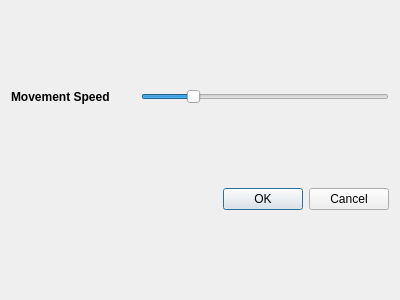
ClockworkOrigins/i6engine, file tools/i6engine-editor/gui/dialogConfig.ui: the form before one commit.
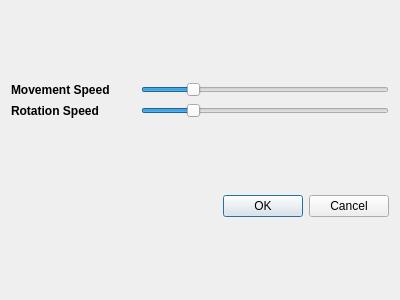
The form after the commit.

Commit message: ISIXE-1625 added possibility to change rotation speed

What changed in the file:
```diff
--- a/tools/i6engine-editor/gui/dialogConfig.ui
+++ b/tools/i6engine-editor/gui/dialogConfig.ui
@@ -48,6 +48,35 @@
        </property>
       </widget>
      </item>
+     <item row="1" column="0">
+      <widget class="QLabel" name="rotationSpeedLabel">
+       <property name="font">
+        <font>
+         <weight>75</weight>
+         <bold>true</bold>
+        </font>
+       </property>
+       <property name="text">
+        <string>Rotation Speed</string>
+       </property>
+      </widget>
+     </item>
+     <item row="1" column="1">
+      <widget class="QSlider" name="rotationSpeedSlider">
+       <property name="minimum">
+        <number>1</number>
+       </property>
+       <property name="maximum">
+        <number>100</number>
+       </property>
+       <property name="value">
+        <number>20</number>
+       </property>
+       <property name="orientation">
+        <enum>Qt::Horizontal</enum>
+       </property>
+      </widget>
+     </item>
     </layout>
    </item>
    <item row="1" column="0">
```
The commit also changes 4 other files.
